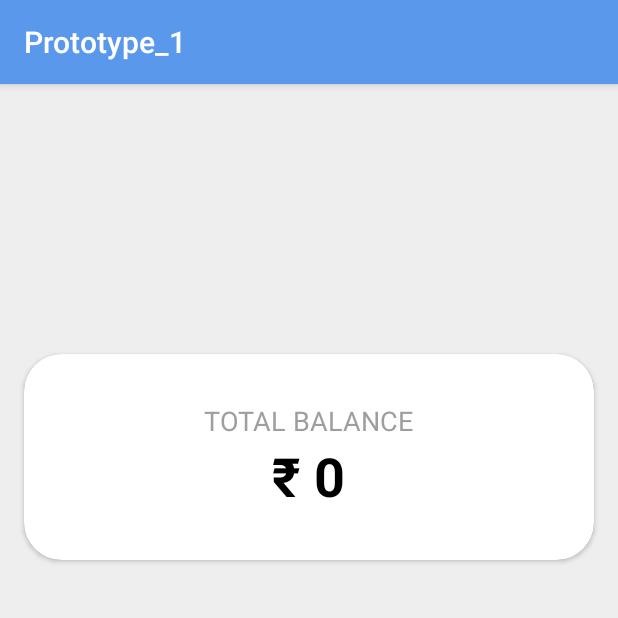
After one commit to mukulsh98/Partner_Application, an Android app: the Wallet screen opened directly, with no data from a screen before it, on a phone screen of 412 x 824 dp, the top half of it. The commit adds this screen. Run offline under Robolectric (Android 15) with nearby library versions, the phone set to English and light mode, and no system bars; our stand-ins replace Firebase (no records; nobody signed in at launch, a user with empty details on screens opened directly).

Commit message:
partner wallet added

```diff
--- a/app/src/main/AndroidManifest.xml
+++ b/app/src/main/AndroidManifest.xml
@@ -46,6 +46,7 @@
         <activity
             android:name=".Location_finder"
             android:label="@string/title_activity_location_finder"></activity>
+        <activity android:name=".Wallet"/>
         <activity android:name=".Verify1" />
         <activity android:name=".showQRcode" />
         <activity android:name=".verification_code" />
--- /dev/null
+++ b/app/src/main/java/com/example/prototype_1/Wallet.java
@@ -0,0 +1,190 @@
+package com.example.prototype_1;
+
+import android.app.Activity;
+import android.app.ProgressDialog;
+import android.content.SharedPreferences;
+import android.os.Bundle;
+import android.text.TextUtils;
+import android.util.Log;
+import android.view.View;
+import android.widget.Button;
+import android.widget.EditText;
+import android.widget.TextView;
+import android.widget.Toast;
+
+import androidx.annotation.NonNull;
+import androidx.annotation.Nullable;
+import androidx.appcompat.app.AppCompatActivity;
+
+import com.google.android.gms.tasks.OnCompleteListener;
+import com.google.android.gms.tasks.Task;
+import com.google.firebase.firestore.DocumentReference;
+import com.google.firebase.firestore.DocumentSnapshot;
+import com.google.firebase.firestore.EventListener;
+import com.google.firebase.firestore.FirebaseFirestore;
+import com.google.firebase.firestore.FirebaseFirestoreException;
+
+import org.json.JSONObject;
+
+import java.util.HashMap;
+import java.util.Map;
+
+public class Wallet extends AppCompatActivity {
+
+    private long amount, currentAmount = 0;
+//    private Button addMoney, proceed;
+    private EditText amountText;
+    private View addAmountDialog;
+    private String partnerId;
+    private TextView partnerBalanceTextView;
+    private ProgressDialog post;
+
+    @Override
+    protected void onCreate(Bundle savedInstanceState) {
+        super.onCreate(savedInstanceState);
+        setContentView(R.layout.activity_wallet);
+        loadUI();
+        SharedPreferences sharedPreferences = getSharedPreferences("app",MODE_PRIVATE);
+        partnerId = sharedPreferences.getString("partnerId","+917587524626"); //TODO to be replaced by firebase id of the user obtained after firebase authentication
+
+        FirebaseFirestore db = FirebaseFirestore.getInstance();
+        DocumentReference docRef = db.collection("partner_balance").document(partnerId);
+        docRef.addSnapshotListener(new EventListener<DocumentSnapshot>() {
+            @Override
+            public void onEvent(@Nullable DocumentSnapshot documentSnapshot, @Nullable FirebaseFirestoreException e) {
+                if (e != null) {
+                    Log.e("firebase", "document doesn't exist");
+                    Toast.makeText(Wallet.this, "Unknown Error", Toast.LENGTH_SHORT).show();
+                    return;
+                }
+                if (documentSnapshot.exists())
+                    currentAmount = (long) documentSnapshot.get("userBalance");
+                else
+                    Toast.makeText(Wallet.this, "Unknown Error", Toast.LENGTH_SHORT).show();
+                Log.e("amount", "" + currentAmount);
+                partnerBalanceTextView.setText("\u20B9 " + currentAmount);
+            }
+        });
+//
+//
+//        addMoney.setOnClickListener(new View.OnClickListener() {
+//            @Override
+//            public void onClick(View v) {
+//                addAmountDialog.setVisibility(View.VISIBLE);
+//            }
+//        });
+
+//
+//        proceed.setOnClickListener(new View.OnClickListener() {
+//            @Override
+//            public void onClick(View v) {
+//                if (TextUtils.isEmpty(amountText.getText().toString()))
+//                    Toast.makeText(Wallet.this, "Please enter valid amount", Toast.LENGTH_SHORT).show();
+//                else {
+//                    amount = Integer.parseInt(amountText.getText().toString());
+//                    if (amount <= 0)
+//                        Toast.makeText(Wallet.this, "Please enter valid amount", Toast.LENGTH_SHORT).show();
+//                    else
+//                        startPayment(amount);
+//                }
+//            }
+//        });
+    }
+//
+//    public void startPayment(long amountToAdd) {
+//        Checkout checkout = new Checkout();
+////        checkout.setKeyID("rzp_test_sVrW5vtI3Nd2pZ\t");
+//        checkout.setImage(R.drawable.pay);
+//        final Activity activity = Wallet.this;
+//        try {
+//            JSONObject options = new JSONObject();
+//            options.put("name", "Merchant Name");
+//            options.put("description", "Reference No. #123456");
+//            options.put("image", "https://s3.amazonaws.com/rzp-mobile/images/rzp.png");
+//            options.put("currency", "INR");
+//            options.put("amount", amountToAdd + "00");
+//            checkout.open(activity, options);
+//        } catch (Exception e) {
+//            Log.e("error", "Error in starting Razorpay Checkout", e);
+//        }
+//    }
+//
+//    @Override
+//    public void onPaymentSuccess(String s) {
+//        addAmountDialog.setVisibility(View.GONE);
+//        Log.e("Payment Success", s);
+//        Toast.makeText(Wallet.this, "Money added to your wallet", Toast.LENGTH_SHORT).show();
+//        Checkout.clearUserData(this);
+//        postData(s);
+//    }
+//
+//    @Override
+//    public void onPaymentError(int i, String s) {
+//        Log.e("payment error", s);
+//        if (i == Checkout.NETWORK_ERROR) {
+//            Log.e("error payment failed", "Checkout.NETWORK_ERROR");
+//            Toast.makeText(this, "Poor Network, Payment Failed", Toast.LENGTH_SHORT).show();
+//        }
+//        if (i == Checkout.INVALID_OPTIONS) {
+//            Log.e("error payment failed", "Checkout.INVALID_OPTIONS");
+//            Toast.makeText(this, "Payment Failed", Toast.LENGTH_SHORT).show();
+//
+//        }
+//        if (i == Checkout.PAYMENT_CANCELED) {
+//            Log.e("error payment failed", "Checkout.PAYMENT_CANCELED");
+//            Toast.makeText(this, "Payment Canceled by user", Toast.LENGTH_SHORT).show();
+//
+//        }
+//        if (i == Checkout.TLS_ERROR) {
+//            Log.e("error payment failed", "Checkout.TLS_ERROR");
+//            Toast.makeText(this, "Payment Not supported", Toast.LENGTH_SHORT).show();
+//        }
+//    }
+//
+//    private void postData(final String s) {
+//        post = new ProgressDialog(this);
+//        post.setCancelable(false);
+//        post.setMessage("Adding amount");
+//        post.show();
+//        FirebaseFirestore db = FirebaseFirestore.getInstance();
+//        DocumentReference docRef = db.collection("user_balance").document(firebaseId);
+//        Map<String, Object> data = new HashMap<>();
+//        data.put("userBalance", currentAmount + amount);
+//        docRef.set(data)
+//                .addOnCompleteListener(new OnCompleteListener<Void>() {
+//                    @Override
+//                    public void onComplete(@NonNull Task<Void> task) {
+//                        postTransaction(s);
+//                    }
+//                });
+//    }
+//
+//    public void backDialog(View view) {
+//        addAmountDialog.setVisibility(View.GONE);
+//    }
+//
+    private void loadUI() {
+//        addMoney = findViewById(R.id.add_money);
+//        amountText = findViewById(R.id.amount);
+//        proceed = findViewById(R.id.proceed);
+//        addAmountDialog = findViewById(R.id.add_amount_dialog);
+        partnerBalanceTextView = findViewById(R.id.partner_balance);
+    }
+//
+//    private void postTransaction(String s) {
+//        FirebaseFirestore db = FirebaseFirestore.getInstance();
+//        DocumentReference docRef2 = db.collection("transactions").document();
+//        Map<String, Object> data2 = new HashMap<>();
+//        data2.put("userId", firebaseId);
+//        data2.put("amount", amount);
+//        data2.put("transactionId", s);
+//        docRef2.set(data2)
+//                .addOnCompleteListener(new OnCompleteListener<Void>() {
+//                    @Override
+//                    public void onComplete(@NonNull Task<Void> task) {
+//                        Toast.makeText(Wallet.this, "Money added successfully", Toast.LENGTH_SHORT).show();
+//                        post.dismiss();
+//                    }
+//                });
+//    }
+}
--- a/app/src/main/java/com/example/prototype_1/my_account_fragment.java
+++ b/app/src/main/java/com/example/prototype_1/my_account_fragment.java
@@ -27,16 +27,17 @@ import java.util.ArrayList;
 
 public class my_account_fragment extends Fragment {
 
-    private ImageView location,payment,discount,qrcode;
+    private ImageView location, payment, discount, qrcode, wallletBtn;
     private Switch profile_status;
     final int UPI_PAYMENT = 0;
     private PaymentsClient paymentsClient;
+
     @Nullable
     @Override
     public View onCreateView(@NonNull LayoutInflater inflater, @Nullable ViewGroup container, @Nullable Bundle savedInstanceState) {
-        View v= inflater.inflate(R.layout.fragment_my_account,container,false);
+        View v = inflater.inflate(R.layout.fragment_my_account, container, false);
 
-        location= (ImageView)v.findViewById(R.id.location);
+        location = (ImageView) v.findViewById(R.id.location);
         location.setOnClickListener(new View.OnClickListener() {
             @Override
             public void onClick(View v) {
@@ -44,7 +45,15 @@ public class my_account_fragment extends Fragment {
 
             }
         });
-        payment= (ImageView) v.findViewById(R.id.payment);
+        wallletBtn = v.findViewById(R.id.walletBtn);
+        wallletBtn.setOnClickListener(new View.OnClickListener() {
+            @Override
+            public void onClick(View v) {
+                Intent i = new Intent(getContext(),Wallet.class);
+                startActivity(i);
+            }
+        });
+        payment = (ImageView) v.findViewById(R.id.payment);
         payment.setOnClickListener(new View.OnClickListener() {
             @Override
             public void onClick(View v) {
@@ -52,33 +61,32 @@ public class my_account_fragment extends Fragment {
             }
         });
 
-        discount=(ImageView)v.findViewById(R.id.discout);
+        discount = (ImageView) v.findViewById(R.id.discout);
         discount.setOnClickListener(new View.OnClickListener() {
             @Override
             public void onClick(View v) {
 
-                startActivity(new Intent(getActivity(),discount.class));
+                startActivity(new Intent(getActivity(), discount.class));
             }
         });
 
-        qrcode=(ImageView)v.findViewById(R.id.qrcode);
+        qrcode = (ImageView) v.findViewById(R.id.qrcode);
         qrcode.setOnClickListener(new View.OnClickListener() {
             @Override
             public void onClick(View v) {
 
             }
         });
-        profile_status=(Switch)v.findViewById(R.id.profile);
+        profile_status = (Switch) v.findViewById(R.id.profile);
         profile_status.setOnCheckedChangeListener(new CompoundButton.OnCheckedChangeListener() {
             @Override
             public void onCheckedChanged(CompoundButton buttonView, boolean isChecked) {
-                if (isChecked==true){
+                if (isChecked == true) {
 
-                }
-                else{
+                } else {
                     // Change the status of partner to off...
 
-                    Toast.makeText(getActivity(),"Status Unactive",Toast.LENGTH_LONG).show();
+                    Toast.makeText(getActivity(), "Status Unactive", Toast.LENGTH_LONG).show();
                 }
             }
         });
@@ -86,14 +94,14 @@ public class my_account_fragment extends Fragment {
         return v;
     }
 
-    public void payUsingUpi(){
+    public void payUsingUpi() {
 
-        String name="";
-        String upiId="";
-        String note="";
-        String amount="";
+        String name = "";
+        String upiId = "";
+        String note = "";
+        String amount = "";
 
-        Log.e("main ", "name "+name +"--up--"+upiId+"--"+ note+"--"+amount);
+        Log.e("main ", "name " + name + "--up--" + upiId + "--" + note + "--" + amount);
 
         Uri uri = Uri.parse("upi://pay").buildUpon()
                 .appendQueryParameter("pa", upiId)
@@ -111,10 +119,10 @@ public class my_account_fragment extends Fragment {
         // will always show a dialog to user to choose an app
         Intent chooser = Intent.createChooser(upiPayIntent, "Pay with");
         // check if intent resolves
-        if(null != chooser.resolveActivity(getActivity().getPackageManager())) {
+        if (null != chooser.resolveActivity(getActivity().getPackageManager())) {
             startActivityForResult(chooser, UPI_PAYMENT);
         } else {
-            Toast.makeText(getActivity(),"No UPI app found, please install one to continue",Toast.LENGTH_SHORT).show();
+            Toast.makeText(getActivity(), "No UPI app found, please install one to continue", Toast.LENGTH_SHORT).show();
         }
 
 
@@ -123,38 +131,34 @@ public class my_account_fragment extends Fragment {
     private void upiPaymentDataOperation(ArrayList<String> data) {
         if (isConnectionAvailable(getActivity())) {
             String str = data.get(0);
-            Log.e("UPIPAY", "upiPaymentDataOperation: "+str);
+            Log.e("UPIPAY", "upiPaymentDataOperation: " + str);
             String paymentCancel = "";
-            if(str == null) str = "discard";
+            if (str == null) str = "discard";
             String status = "";
             String approvalRefNo = "";
             String response[] = str.split("&");
             for (int i = 0; i < response.length; i++) {
                 String equalStr[] = response[i].split("=");
-                if(equalStr.length >= 2) {
+                if (equalStr.length >= 2) {
                     if (equalStr[0].toLowerCase().equals("Status".toLowerCase())) {
                         status = equalStr[1].toLowerCase();
-                    }
-                    else if (equalStr[0].toLowerCase().equals("ApprovalRefNo".toLowerCase()) || equalStr[0].toLowerCase().equals("txnRef".toLowerCase())) {
+                    } else if (equalStr[0].toLowerCase().equals("ApprovalRefNo".toLowerCase()) || equalStr[0].toLowerCase().equals("txnRef".toLowerCase())) {
                         approvalRefNo = equalStr[1];
                     }
-                }
-                else {
+                } else {
                     paymentCancel = "Payment cancelled by user.";
                 }
             }
             if (status.equals("success")) {
                 //Code to handle successful transaction here.
                 Toast.makeText(getActivity(), "Transaction successful.", Toast.LENGTH_SHORT).show();
-                Log.e("UPI", "payment successfull: "+approvalRefNo);
-            }
-            else if("Payment cancelled by user.".equals(paymentCancel)) {
+                Log.e("UPI", "payment successfull: " + approvalRefNo);
+            } else if ("Payment cancelled by user.".equals(paymentCancel)) {
                 Toast.makeText(getActivity(), "Payment cancelled by user.", Toast.LENGTH_SHORT).show();
-                Log.e("UPI", "Cancelled by user: "+approvalRefNo);
-            }
-            else {
+                Log.e("UPI", "Cancelled by user: " + approvalRefNo);
+            } else {
                 Toast.makeText(getActivity(), "Transaction failed.Please try again", Toast.LENGTH_SHORT).show();
-                Log.e("UPI", "failed payment: "+approvalRefNo);
+                Log.e("UPI", "failed payment: " + approvalRefNo);
             }
         } else {
             Log.e("UPI", "Internet issue: ");
@@ -178,12 +182,12 @@ public class my_account_fragment extends Fragment {
 
     public void onActivityResult(int requestCode, int resultCode, @Nullable Intent data) {
 
-        IntentResult res= IntentIntegrator.parseActivityResult(requestCode,resultCode,data);
+        IntentResult res = IntentIntegrator.parseActivityResult(requestCode, resultCode, data);
 
-        if(res!=null && res.getContents()!=null){
+        if (res != null && res.getContents() != null) {
             // the result from the scanned image is saved in this string...
-            String result=res.getContents();
-            Toast.makeText(getActivity(),result,Toast.LENGTH_LONG).show();
+            String result = res.getContents();
+            Toast.makeText(getActivity(), result, Toast.LENGTH_LONG).show();
 
         }
 
--- /dev/null
+++ b/app/src/main/res/layout/activity_wallet.xml
@@ -0,0 +1,114 @@
+<?xml version="1.0" encoding="utf-8"?>
+<RelativeLayout xmlns:android="http://schemas.android.com/apk/res/android"
+    xmlns:app="http://schemas.android.com/apk/res-auto"
+    xmlns:tools="http://schemas.android.com/tools"
+    android:layout_width="match_parent"
+    android:background="#eeeeee"
+    android:layout_height="match_parent"
+    tools:context=".Wallet">
+
+    <androidx.cardview.widget.CardView
+        android:id="@+id/card1"
+        android:layout_width="match_parent"
+        android:layout_height="wrap_content"
+        android:layout_marginTop="180dp"
+        android:layout_marginLeft="16dp"
+        android:layout_marginRight="16dp"
+        android:layout_marginBottom="16dp"
+        android:elevation="8dp"
+        app:cardCornerRadius="25dp"
+        app:cardPreventCornerOverlap="true">
+
+        <RelativeLayout
+            android:layout_width="match_parent"
+            android:layout_height="match_parent">
+
+            <TextView
+                android:id="@+id/label"
+                android:layout_width="wrap_content"
+                android:layout_height="wrap_content"
+                android:layout_centerHorizontal="true"
+                android:layout_marginTop="32dp"
+                android:text="Total Balance"
+                android:textAllCaps="true"
+                android:textColor="#9e9e9e"
+                android:textSize="18sp" />
+
+            <TextView
+                android:id="@+id/partner_balance"
+                android:layout_width="wrap_content"
+                android:layout_height="wrap_content"
+                android:layout_below="@+id/label"
+                android:layout_centerHorizontal="true"
+                android:layout_marginBottom="32dp"
+                android:textAllCaps="true"
+                android:textColor="#000000"
+                android:textSize="36sp"
+                android:textStyle="bold"
+                tools:text="\u20b9 0" />
+        </RelativeLayout>
+    </androidx.cardview.widget.CardView>
+
+<!--    <androidx.cardview.widget.CardView-->
+<!--        android:id="@+id/card2"-->
+<!--        android:layout_width="match_parent"-->
+<!--        android:layout_height="wrap_content"-->
+<!--        android:layout_below="@id/card1"-->
+<!--        android:layout_margin="16dp"-->
+<!--        android:elevation="8dp"-->
+<!--        app:cardCornerRadius="25dp"-->
+<!--        app:cardPreventCornerOverlap="true">-->
+
+<!--        <RelativeLayout-->
+<!--            android:layout_width="match_parent"-->
+<!--            android:layout_height="match_parent">-->
+
+<!--            <androidx.cardview.widget.CardView-->
+<!--                android:id="@+id/card"-->
+<!--                android:layout_width="wrap_content"-->
+<!--                android:layout_height="wrap_content"-->
+<!--                android:layout_centerHorizontal="true"-->
+<!--                android:layout_marginTop="16dp"-->
+<!--                android:elevation="12dp"-->
+<!--                app:cardCornerRadius="25dp"-->
+<!--                app:cardPreventCornerOverlap="true">-->
+
+<!--                <Button-->
+<!--                    android:id="@+id/add_money"-->
+<!--                    android:layout_width="wrap_content"-->
+<!--                    android:layout_height="wrap_content"-->
+<!--                    android:layout_centerHorizontal="true"-->
+<!--                    android:background="@color/yellow"-->
+<!--                    android:elevation="10dp"-->
+<!--                    android:gravity="center"-->
+<!--                    android:paddingLeft="32dp"-->
+<!--                    android:paddingRight="32dp"-->
+<!--                    android:text="Add Money"-->
+<!--                    android:textAllCaps="false"-->
+<!--                    android:textSize="20sp"-->
+<!--                    android:textStyle="bold" />-->
+<!--            </androidx.cardview.widget.CardView>-->
+
+<!--            <TextView-->
+<!--                android:id="@+id/info"-->
+<!--                android:layout_width="wrap_content"-->
+<!--                android:layout_height="wrap_content"-->
+<!--                android:layout_below="@+id/card"-->
+<!--                android:layout_centerHorizontal="true"-->
+<!--                android:layout_marginTop="16dp"-->
+<!--                android:layout_marginBottom="32dp"-->
+<!--                android:gravity="center"-->
+<!--                android:paddingStart="16dp"-->
+<!--                android:paddingEnd="16dp"-->
+<!--                android:text="To continue ordering or booking, please maintain enough balance in your Wallet."-->
+<!--                android:textColor="@color/lightText"-->
+<!--                android:textSize="12sp" />-->
+<!--        </RelativeLayout>-->
+<!--    </androidx.cardview.widget.CardView>-->
+
+<!--    <include-->
+<!--        android:id="@+id/add_amount_dialog"-->
+<!--        layout="@layout/dialog_add_amount"-->
+<!--        android:visibility="gone" />-->
+
+</RelativeLayout>
--- a/app/src/main/res/layout/fragment_my_account.xml
+++ b/app/src/main/res/layout/fragment_my_account.xml
@@ -152,6 +152,7 @@
                              android:padding="16dp"
                              android:orientation="vertical">
                               <ImageView
+                                  android:id="@+id/walletBtn"
                                   android:src="@drawable/wallet"
                                   android:layout_width="60dp"
                                   android:layout_height="60dp" />
```
